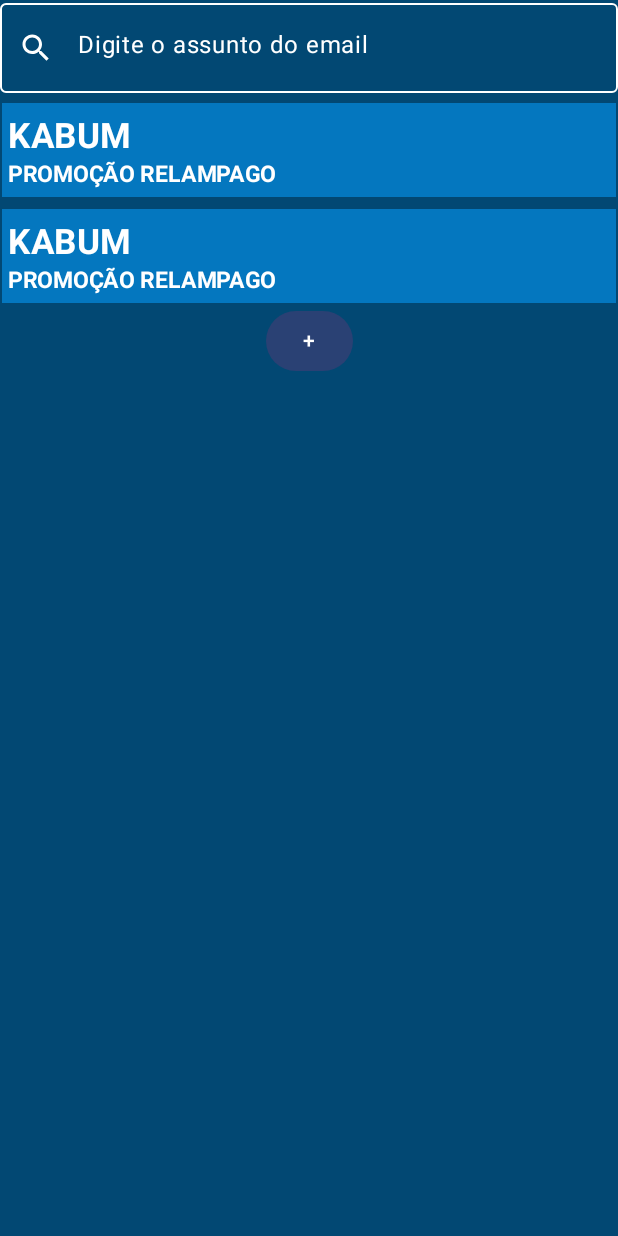
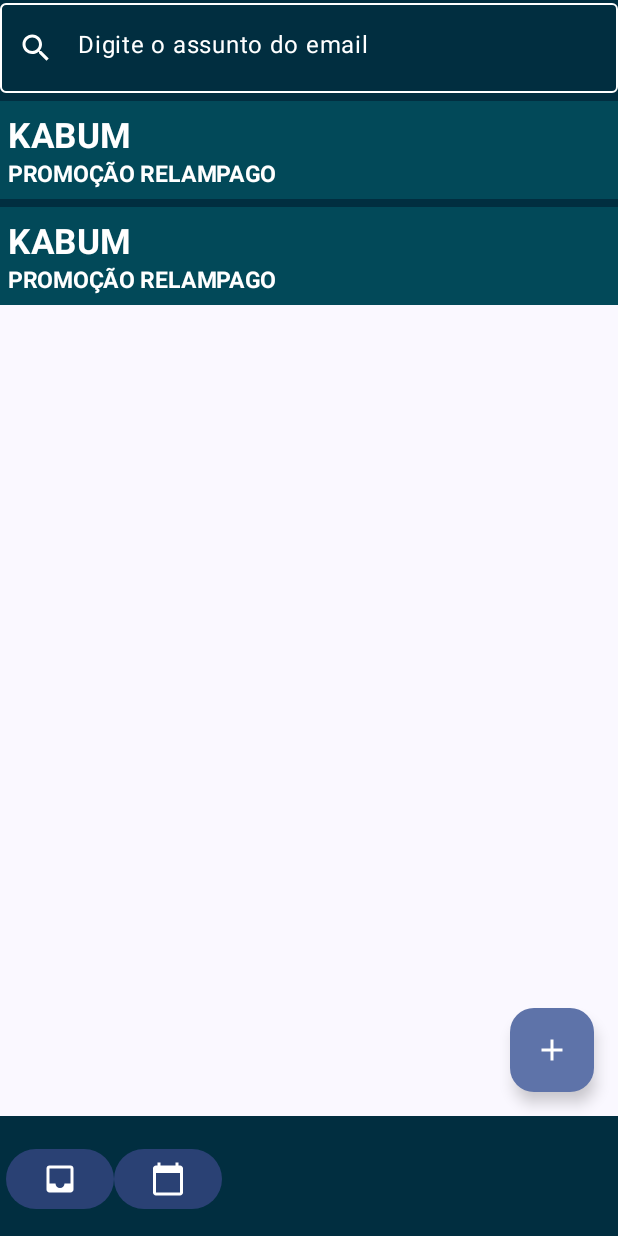
Before and after one commit to Vanessa-Bertoldo/Challenge, an Android app built with Jetpack Compose: the screen it shows after launch (MainActivity), on a phone screen of 412 x 824 dp. Run offline under Robolectric (Android 15) with nearby library versions, the phone set to English and light mode, and no system bars.

Commit message:
feat: add navegacao + icons

```diff
--- a/app/src/main/java/br/com/fiap/challenge/MainActivity.kt
+++ b/app/src/main/java/br/com/fiap/challenge/MainActivity.kt
@@ -5,9 +5,12 @@ import android.os.Bundle
 import androidx.activity.ComponentActivity
 import androidx.activity.compose.setContent
 import androidx.annotation.RequiresApi
+import androidx.compose.foundation.background
+import androidx.compose.foundation.layout.fillMaxHeight
 import androidx.compose.foundation.layout.fillMaxSize
 import androidx.compose.material3.Surface
 import androidx.compose.ui.Modifier
+import androidx.compose.ui.graphics.Color
 import androidx.navigation.compose.NavHost
 import androidx.navigation.compose.composable
 import androidx.navigation.compose.rememberNavController
@@ -24,7 +27,7 @@ class MainActivity : ComponentActivity() {
         setContent {
             ChallengeTheme {
                 Surface(
-                    modifier = Modifier.fillMaxSize()
+                    modifier = Modifier.fillMaxSize().fillMaxHeight().background(Color(0xFF012E40))
                 ) {
                     val navController = rememberNavController()
                     NavHost(navController = navController, startDestination = "home") {
--- a/app/src/main/java/br/com/fiap/challenge/activities/CaixaEntradaActivity.kt
+++ b/app/src/main/java/br/com/fiap/challenge/activities/CaixaEntradaActivity.kt
@@ -2,31 +2,42 @@ package br.com.fiap.challenge.activities
 
 import androidx.compose.foundation.BorderStroke
 import androidx.compose.foundation.background
+import androidx.compose.foundation.layout.Arrangement
 import androidx.compose.foundation.layout.Column
+import androidx.compose.foundation.layout.Row
 import androidx.compose.foundation.layout.fillMaxHeight
 import androidx.compose.foundation.layout.fillMaxWidth
 import androidx.compose.foundation.layout.height
 import androidx.compose.foundation.layout.padding
 import androidx.compose.foundation.shape.RoundedCornerShape
 import androidx.compose.material.icons.Icons
+import androidx.compose.material.icons.filled.Add
 import androidx.compose.material.icons.filled.Search
+import androidx.compose.material3.BottomAppBar
 import androidx.compose.material3.Button
-import androidx.compose.material3.ButtonDefaults
+import androidx.compose.material3.ButtonColors
 import androidx.compose.material3.Card
 import androidx.compose.material3.CardDefaults
+import androidx.compose.material3.FloatingActionButton
 import androidx.compose.material3.Icon
 import androidx.compose.material3.OutlinedTextField
 import androidx.compose.material3.OutlinedTextFieldDefaults
+import androidx.compose.material3.Scaffold
 import androidx.compose.material3.Text
 import androidx.compose.runtime.Composable
+import androidx.compose.runtime.getValue
+import androidx.compose.runtime.mutableIntStateOf
+import androidx.compose.runtime.remember
+import androidx.compose.runtime.setValue
 import androidx.compose.ui.Alignment
 import androidx.compose.ui.Modifier
 import androidx.compose.ui.graphics.Color
+import androidx.compose.ui.res.painterResource
 import androidx.compose.ui.text.font.FontWeight
-import androidx.compose.ui.tooling.preview.Preview
 import androidx.compose.ui.unit.dp
 import androidx.compose.ui.unit.sp
 import androidx.navigation.NavController
+import br.com.fiap.challenge.R
 
 @Composable
 fun CaixaEntrada(navController: NavController) {
@@ -35,7 +46,7 @@ fun CaixaEntrada(navController: NavController) {
         horizontalAlignment = Alignment.CenterHorizontally,
         modifier = Modifier
             .fillMaxWidth()
-            .background(Color(0xFF024873))
+            .background(Color(0xFF012E40))
             .fillMaxHeight()
             .padding(top = 2.dp)
     ) {
@@ -64,7 +75,7 @@ fun CaixaEntrada(navController: NavController) {
 
         CardEmail()
         CardEmail()
-        BotaoNovoEmail(navController)
+        MenuRodape(navController)
 
     }
 
@@ -79,10 +90,10 @@ fun CardEmail() {
             .fillMaxWidth()
             .padding(top = 5.dp)
             .height(65.dp),
-        colors = CardDefaults.cardColors(containerColor = Color(0xFF0477BF)),
+        colors = CardDefaults.cardColors(containerColor = Color(0xFF024959)),
 //                elevation = CardDefaults.cardElevation(defaultElevation = 0.dp),
         shape = RoundedCornerShape(0.dp),
-        border = BorderStroke(1.dp, Color(0xFF024873))
+        border = BorderStroke(1.dp, Color(0xFF024959))
     ) {
         Text(
             modifier = Modifier.padding(start = 5.dp, top = 10.dp),
@@ -105,12 +116,51 @@ fun CardEmail() {
 }
 
 @Composable
-fun BotaoNovoEmail(navController: NavController) {
+fun MenuRodape(navController: NavController) {
 
-    Column {
-        Button(onClick = { navController.navigate("novo-email")  }){
-            Text("+")
+    var presses by remember { mutableIntStateOf(0) }
+
+    Scaffold(
+//        topBar = {
+//            TopAppBar(
+//                colors = topAppBarColors(
+//                    containerColor = MaterialTheme.colorScheme.primaryContainer,
+//                    titleContentColor = MaterialTheme.colorScheme.primary,
+//                ),
+//                title = {
+//                    Text("Top app bar")
+//                }
+//            )
+//        },
+        bottomBar = {
+            BottomAppBar(
+                containerColor = Color(0xFF012E40),
+                contentColor = Color(0xFF012E40),
+            ) {
+                Row(){
+                    Button(onClick = { navController.navigate("home") }) {
+                        Icon(painter = painterResource(id = R.drawable.home_icon), contentDescription = "")
+                    }
+
+                    Button(onClick = { navController.navigate("calendario") },) {
+                        Icon(painter = painterResource(id = R.drawable.calendar_icon), contentDescription = "")
+                    }
+
+                }
+            }
+        },
+        floatingActionButton = {
+            FloatingActionButton(onClick = { navController.navigate("novo-email") }) {
+                Icon(Icons.Default.Add, contentDescription = "Add")
+            }
         }
+    ) { innerPadding ->
+        Column(
+            modifier = Modifier
+                .padding(innerPadding),
+            verticalArrangement = Arrangement.spacedBy(16.dp),
+        ) {
+        }
+
     }
-
 }
--- /dev/null
+++ b/app/src/main/res/drawable/calendar_icon.xml
@@ -0,0 +1,5 @@
+<vector xmlns:android="http://schemas.android.com/apk/res/android" android:height="24dp" android:tint="#000000" android:viewportHeight="24" android:viewportWidth="24" android:width="24dp">
+
+    <path android:fillColor="@android:color/white" android:pathData="M20,3h-1L19,1h-2v2L7,3L7,1L5,1v2L4,3c-1.1,0 -2,0.9 -2,2v16c0,1.1 0.9,2 2,2h16c1.1,0 2,-0.9 2,-2L22,5c0,-1.1 -0.9,-2 -2,-2zM20,21L4,21L4,8h16v13z"/>
+
+</vector>
--- /dev/null
+++ b/app/src/main/res/drawable/home_icon.xml
@@ -0,0 +1,5 @@
+<vector xmlns:android="http://schemas.android.com/apk/res/android" android:height="24dp" android:tint="#000000" android:viewportHeight="24" android:viewportWidth="24" android:width="24dp">
+
+    <path android:fillColor="@android:color/white" android:pathData="M19,3L4.99,3c-1.11,0 -1.98,0.89 -1.98,2L3,19c0,1.1 0.88,2 1.99,2L19,21c1.1,0 2,-0.9 2,-2L21,5c0,-1.11 -0.9,-2 -2,-2zM19,15h-4c0,1.66 -1.35,3 -3,3s-3,-1.34 -3,-3L4.99,15L4.99,5L19,5v10z"/>
+
+</vector>
```
